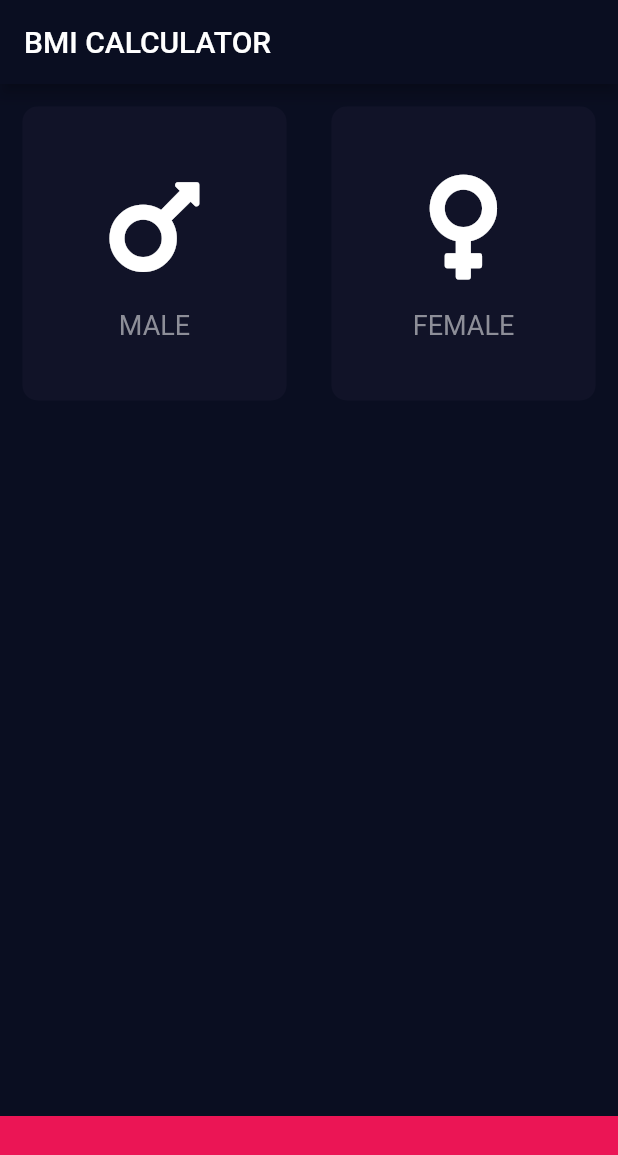
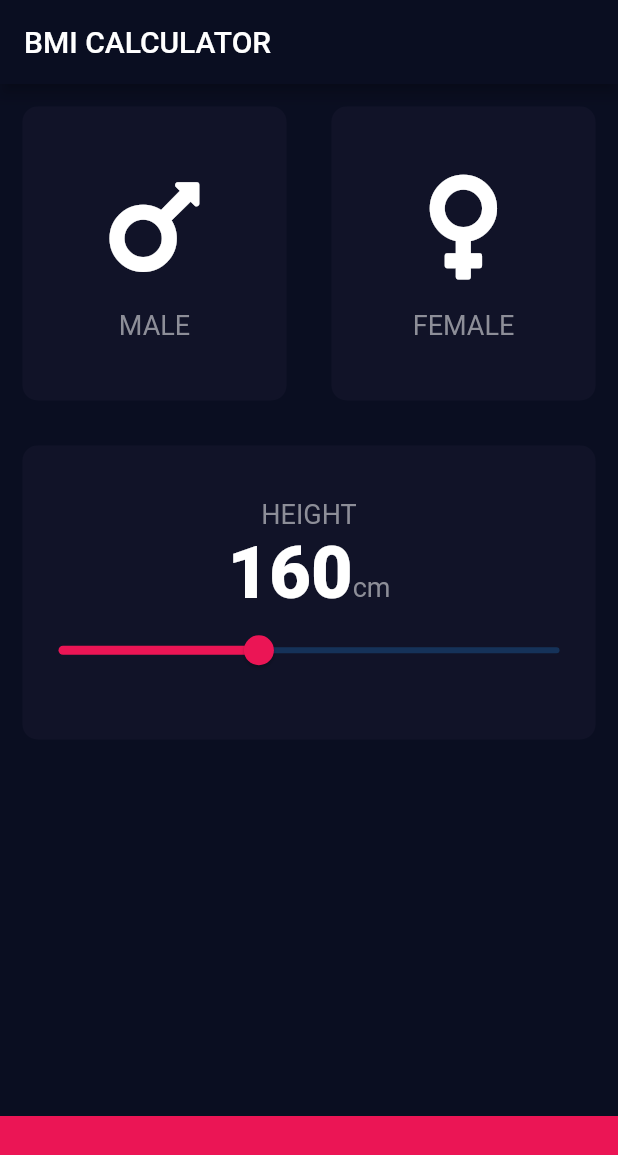
Before and after one commit to sukie2/flutter_bmi_calculator, a Flutter app: the screen it shows after launch, on a phone screen of 412 x 824 dp. Shown: the top 1155 px of the screen. Run offline on Flutter 3.47's test engine with Material 2 defaults, Android fonts, the phone set to English and light mode, and no system bars; our stand-ins replace font_awesome_flutter.

Commit message:
Refactored code Added height slider

```diff
--- /dev/null
+++ b/lib/constants.dart
@@ -0,0 +1,11 @@
+import 'package:flutter/material.dart';
+
+const bottomContainerHeight = 80.0;
+const accentColor = Color(0xFFEB1555);
+const activeCardColor = Color(0xFF1D1E33);
+const inActiveCardColor = Color(0xFF111328);
+
+const TextStyle labelStyle =
+    TextStyle(fontSize: 18.0, color: Color(0xFF8D8E98));
+const TextStyle kNumberStyle =
+    TextStyle(fontSize: 48.0, color: Colors.white, fontWeight: FontWeight.w900);
--- a/lib/input_page.dart
+++ b/lib/input_page.dart
@@ -1,8 +1,7 @@
-import 'dart:ui';
-
 import 'package:flutter/material.dart';
 import 'package:font_awesome_flutter/font_awesome_flutter.dart';
 
+import 'constants.dart';
 import 'reusable_card.dart';
 import 'reusable_icon.dart';
 
@@ -14,12 +13,8 @@ class FirstPage extends StatefulWidget {
 enum Gender { male, female }
 
 class _FirstPageState extends State<FirstPage> {
-  static const bottomContainerHeight = 80.0;
-  static const bottomContainerColor = Color(0xFFEB1555);
-  static const activeCardColor = Color(0xFF1D1E33);
-  static const inActiveCardColor = Color(0xFF111328);
-
   Gender selectedCard;
+  double _currentSliderValue = 160;
 
   @override
   Widget build(BuildContext context) {
@@ -28,6 +23,7 @@ class _FirstPageState extends State<FirstPage> {
         title: Text('BMI CALCULATOR'),
       ),
       body: Column(
+        crossAxisAlignment: CrossAxisAlignment.stretch,
         children: [
           Expanded(
             child: Row(
@@ -42,7 +38,7 @@ class _FirstPageState extends State<FirstPage> {
                     color: selectedCard == Gender.male
                         ? activeCardColor
                         : inActiveCardColor,
-                    child: ReusableIcon(
+                    cardChild: ReusableIcon(
                       iconName: FontAwesomeIcons.mars,
                       iconText: 'MALE',
                     ),
@@ -58,7 +54,7 @@ class _FirstPageState extends State<FirstPage> {
                     color: selectedCard == Gender.female
                         ? activeCardColor
                         : inActiveCardColor,
-                    child: ReusableIcon(
+                    cardChild: ReusableIcon(
                       iconName: FontAwesomeIcons.venus,
                       iconText: 'FEMALE',
                     ),
@@ -68,7 +64,44 @@ class _FirstPageState extends State<FirstPage> {
             ),
           ),
           Expanded(
-            child: ReusableCard(),
+            child: ReusableCard(
+              cardChild: Column(
+                mainAxisAlignment: MainAxisAlignment.center,
+                children: [
+                  Text(
+                    'HEIGHT',
+                    style: labelStyle,
+                  ),
+                  Row(
+                    mainAxisAlignment: MainAxisAlignment.center,
+                    crossAxisAlignment: CrossAxisAlignment.baseline,
+                    textBaseline: TextBaseline.alphabetic,
+                    children: [
+                      Text(
+                        _currentSliderValue.round().toString(),
+                        style: kNumberStyle,
+                      ),
+                      Text(
+                        'cm',
+                        style: labelStyle,
+                      ),
+                    ],
+                  ),
+                  Slider(
+                    value: _currentSliderValue,
+                    activeColor: accentColor,
+                    min: 120,
+                    max: 220,
+                    onChanged: (double value) {
+                      setState(() {
+                        _currentSliderValue = value;
+                      });
+                    },
+                  ),
+                ],
+              ),
+              color: inActiveCardColor,
+            ),
           ),
           Expanded(
             child: Row(
@@ -83,7 +116,7 @@ class _FirstPageState extends State<FirstPage> {
             ),
           ),
           Container(
-            color: bottomContainerColor,
+            color: accentColor,
             height: bottomContainerHeight,
             width: double.infinity,
             margin: EdgeInsets.only(top: 10.0),
--- a/lib/reusable_card.dart
+++ b/lib/reusable_card.dart
@@ -1,9 +1,9 @@
 import 'package:flutter/material.dart';
 
 class ReusableCard extends StatelessWidget {
-  ReusableCard({@required this.color, this.child, this.onTap});
+  ReusableCard({@required this.color, this.cardChild, this.onTap});
   final Color color;
-  final Widget child;
+  final Widget cardChild;
   final Function onTap;
 
   @override
@@ -11,7 +11,7 @@ class ReusableCard extends StatelessWidget {
     return GestureDetector(
       onTap: onTap,
       child: Container(
-        child: child,
+        child: cardChild,
         margin: EdgeInsets.all(15.0),
         decoration: BoxDecoration(
           borderRadius: BorderRadius.circular(10.0),
--- a/lib/reusable_icon.dart
+++ b/lib/reusable_icon.dart
@@ -1,10 +1,10 @@
 import 'package:flutter/material.dart';
+
+import 'constants.dart';
 
 class ReusableIcon extends StatelessWidget {
   final IconData iconName;
   final String iconText;
-
-  final TextStyle style = TextStyle(fontSize: 18.0, color: Color(0xFF8D8E98));
 
   ReusableIcon({this.iconName, this.iconText});
 
@@ -23,7 +23,7 @@ class ReusableIcon extends StatelessWidget {
         ),
         Text(
           iconText,
-          style: style,
+          style: labelStyle,
         ),
       ],
     );
```
